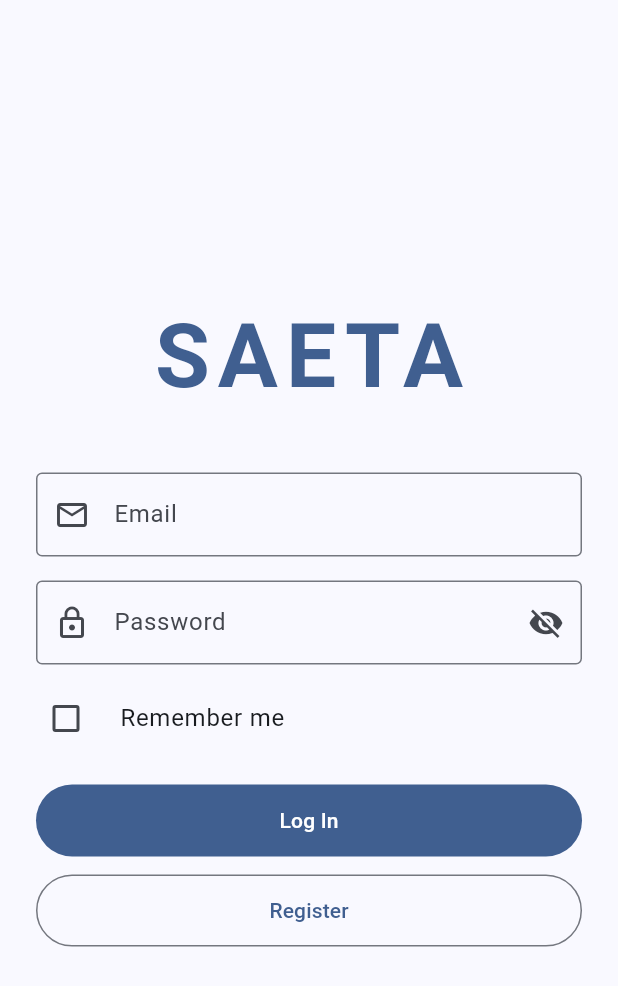
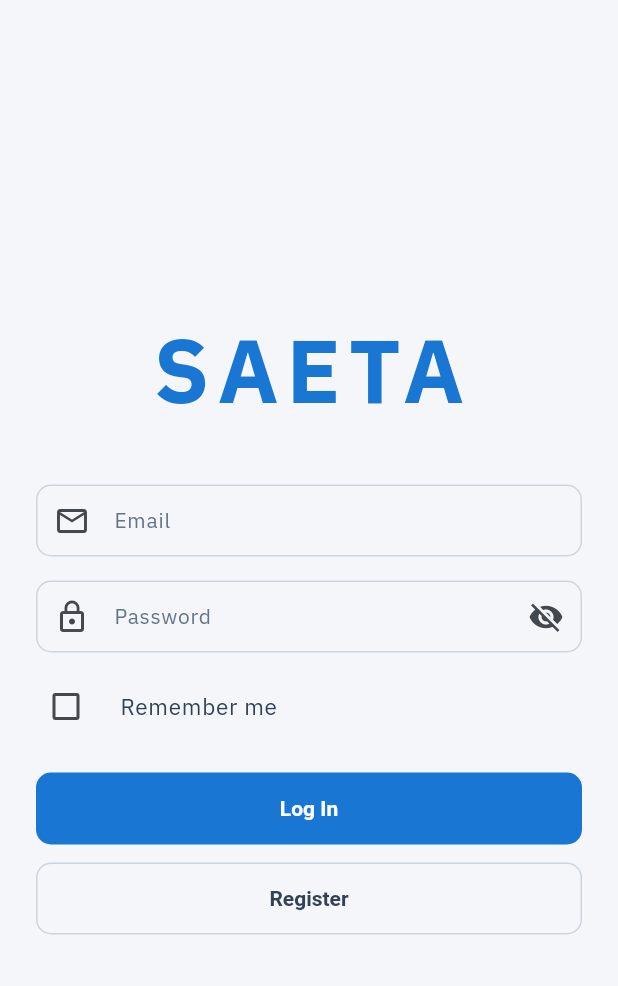
Before and after one commit to roby-dev/saeta_ciudadano_v2, a Flutter app: the screen it shows after launch, on a phone screen of 412 x 824 dp. Shown: the top 986 px of the screen. Run offline on Flutter 3.47's test engine with Material 3 defaults, Android fonts, the phone set to English and light mode, and no system bars; our stand-ins replace dartz, dio, equatable, flutter_bloc, flutter_native_contact_picker, flutter_secure_storage and 6 more; missing offline and left inert: a package; accounts and stored records are empty; network calls fail.

Commit message:
feat(theme): add AppColors/AppTheme foundation with bundled IBM Plex fonts
Bundle IBM Plex Sans (400/500/600/700) and IBM Plex Mono (500) TTFs from
the official IBM/plex GitHub releases (the google/fonts mirror only ships
a variable font), and declare them in pubspec.yaml.

Add lib/core/theme/app_colors.dart (design tokens incl. the 4 alert
state palettes) and lib/core/theme/app_theme.dart (Material 3 ThemeData:
color scheme, text theme, app bar/button/input/card/chip/switch/nav/
snackbar/dialog/bottom sheet themes), wired into app.dart replacing the
seed-generated theme.

```diff
--- a/lib/app.dart
+++ b/lib/app.dart
@@ -7,6 +7,7 @@
 import 'core/network/account_disabled_notifier.dart';
 import 'core/network/session_expired_notifier.dart';
 import 'core/realtime/realtime_service.dart';
+import 'core/theme/app_theme.dart';
 import 'features/auth/domain/entities/user_entity.dart';
 import 'features/auth/presentation/bloc/auth_bloc.dart';
 import 'features/auth/presentation/bloc/auth_state.dart';
@@ -123,12 +124,7 @@
           title: 'Saeta Ciudadano',
           debugShowCheckedModeBanner: false,
           scaffoldMessengerKey: _messengerKey,
-          theme: ThemeData(
-            colorScheme: ColorScheme.fromSeed(
-              seedColor: const Color(0xFF1565C0),
-            ),
-            useMaterial3: true,
-          ),
+          theme: AppTheme.light,
           routerConfig: _router,
         ),
       ),
--- /dev/null
+++ b/lib/core/theme/app_colors.dart
@@ -0,0 +1,101 @@
+import 'package:flutter/material.dart';
+
+/// Color design tokens for the approved redesign canvas ("Frontend v2
+/// palette, pro look"), shared by [AppTheme] and presentation widgets.
+///
+/// See `odd/tasks/ui-redesign.md` ("Design tokens (from saeta-frontend-v2)")
+/// for the source of truth; these are the exact hex values from that
+/// document, not derived/generated shades.
+class AppColors {
+  const AppColors._();
+
+  // Brand
+  static const Color primary = Color(0xFF1976D2);
+  static const Color primaryDark = Color(0xFF1565C0);
+  static const Color primaryTint = Color(0xFFE8F1FB);
+
+  // Text / surfaces
+  static const Color heading = Color(0xFF2B354F);
+  static const Color text = Color(0xFF334155);
+  static const Color muted = Color(0xFF64748B);
+  static const Color border = Color(0xFFE2E8F0);
+  static const Color background = Color(0xFFF4F6F9);
+  static const Color surface = Color(0xFFFFFFFF);
+
+  /// Border for outlined ("secondary") buttons/controls.
+  static const Color secondaryBorder = Color(0xFFCBD5E1);
+
+  // Danger (SOS / send alert)
+  static const Color danger = Color(0xFFE11D48);
+  static const Color dangerTint = Color(0xFFFFE4E6);
+  static const Color dangerTintAlt = Color(0xFFFFF1F2);
+
+  // Alert state palettes (bg / border / text / dot)
+  static const AlertStatePalette pendiente = AlertStatePalette(
+    background: Color(0xFFFFFBEB),
+    border: Color(0xFFFDE68A),
+    text: Color(0xFFB45309),
+    dot: Color(0xFFF59E0B),
+  );
+
+  static const AlertStatePalette enProceso = AlertStatePalette(
+    background: Color(0xFFF0F9FF),
+    border: Color(0xFFBAE6FD),
+    text: Color(0xFF0369A1),
+    dot: Color(0xFF0EA5E9),
+  );
+
+  static const AlertStatePalette resuelta = AlertStatePalette(
+    background: Color(0xFFECFDF5),
+    border: Color(0xFFA7F3D0),
+    text: Color(0xFF047857),
+    dot: Color(0xFF10B981),
+  );
+
+  static const AlertStatePalette cancelada = AlertStatePalette(
+    background: Color(0xFFFFF1F2),
+    border: Color(0xFFFECDD3),
+    text: Color(0xFFBE123C),
+    dot: Color(0xFFF43F5E),
+  );
+
+  /// Fallback for a `stateName` that doesn't match any of the 4 known
+  /// states (see `alertMarkerHue`'s equivalent fallback). Not part of the
+  /// canvas's explicit token list; a neutral slate style consistent with
+  /// [muted]/[border].
+  static const AlertStatePalette neutral = AlertStatePalette(
+    background: Color(0xFFF1F5F9),
+    border: Color(0xFFCBD5E1),
+    text: Color(0xFF475569),
+    dot: Color(0xFF94A3B8),
+  );
+}
+
+/// One state's colors: chip/pill background, border, text and status dot.
+@immutable
+class AlertStatePalette {
+  const AlertStatePalette({
+    required this.background,
+    required this.border,
+    required this.text,
+    required this.dot,
+  });
+
+  final Color background;
+  final Color border;
+  final Color text;
+  final Color dot;
+
+  @override
+  bool operator ==(Object other) =>
+      identical(this, other) ||
+      other is AlertStatePalette &&
+          runtimeType == other.runtimeType &&
+          background == other.background &&
+          border == other.border &&
+          text == other.text &&
+          dot == other.dot;
+
+  @override
+  int get hashCode => Object.hash(background, border, text, dot);
+}
--- /dev/null
+++ b/lib/core/theme/app_theme.dart
@@ -0,0 +1,328 @@
+import 'package:flutter/material.dart';
+import 'app_colors.dart';
+
+/// Corner radii from the approved redesign canvas.
+class AppRadii {
+  const AppRadii._();
+
+  /// Regular cards (`SectionCard`, `AlertCard`, list tiles).
+  static const double card = 12.0;
+
+  /// Hero cards (SOS circle container, summary cards) with the soft shadow
+  /// `0 4 16 rgba(43,53,79,.10)`.
+  static const double heroCard = 16.0;
+
+  /// Buttons and inputs.
+  static const double control = 10.0;
+}
+
+/// Fixed sizes from the approved redesign canvas.
+class AppDimens {
+  const AppDimens._();
+
+  /// Buttons/inputs height.
+  static const double controlHeight = 48.0;
+
+  /// Minimum touch target (accessibility floor for tappable controls).
+  static const double minTouchTarget = 44.0;
+
+  /// Bottom navigation bar height and its active-item top indicator bar.
+  static const double bottomNavHeight = 64.0;
+  static const double bottomNavIndicatorThickness = 3.0;
+}
+
+/// Bundled font families (see `assets/fonts/`, declared in `pubspec.yaml`).
+class AppFonts {
+  const AppFonts._();
+
+  /// UI copy (headings, body, buttons, inputs).
+  static const String sans = 'IBM Plex Sans';
+
+  /// Coordinates, phone numbers and IDs.
+  static const String mono = 'IBM Plex Mono';
+
+  /// Convenience style for [mono] text; `ThemeData.textTheme` only carries
+  /// one default font family ([sans]), so callers apply this explicitly on
+  /// the specific coordinate/phone/ID text.
+  static const TextStyle monoLabel = TextStyle(
+    fontFamily: mono,
+    fontWeight: FontWeight.w500,
+  );
+}
+
+/// `ThemeData` for the approved redesign canvas ("Frontend v2 palette, pro
+/// look"). Material 3; colors/typography/radii come from [AppColors],
+/// [AppRadii] and [AppFonts] so every screen restyle reuses the same tokens.
+class AppTheme {
+  const AppTheme._();
+
+  static ThemeData get light {
+    final colorScheme = ColorScheme.fromSeed(
+      seedColor: AppColors.primary,
+      brightness: Brightness.light,
+    ).copyWith(
+      primary: AppColors.primary,
+      onPrimary: Colors.white,
+      primaryContainer: AppColors.primaryTint,
+      onPrimaryContainer: AppColors.primaryDark,
+      secondary: AppColors.primaryDark,
+      onSecondary: Colors.white,
+      error: AppColors.danger,
+      onError: Colors.white,
+      errorContainer: AppColors.dangerTint,
+      onErrorContainer: AppColors.danger,
+      surface: AppColors.surface,
+      onSurface: AppColors.text,
+      outline: AppColors.border,
+      outlineVariant: AppColors.secondaryBorder,
+    );
+
+    final inputBorder = OutlineInputBorder(
+      borderRadius: BorderRadius.circular(AppRadii.control),
+      borderSide: const BorderSide(color: AppColors.secondaryBorder),
+    );
+
+    const buttonMinimumSize = Size.fromHeight(AppDimens.controlHeight);
+    final buttonShape = RoundedRectangleBorder(
+      borderRadius: BorderRadius.circular(AppRadii.control),
+    );
+    const buttonTextStyle = TextStyle(fontWeight: FontWeight.w600);
+
+    return ThemeData(
+      useMaterial3: true,
+      colorScheme: colorScheme,
+      scaffoldBackgroundColor: AppColors.background,
+      fontFamily: AppFonts.sans,
+      textTheme: _textTheme,
+      dividerColor: AppColors.border,
+      appBarTheme: const AppBarTheme(
+        backgroundColor: AppColors.primary,
+        foregroundColor: Colors.white,
+        elevation: 0,
+        centerTitle: false,
+        titleTextStyle: TextStyle(
+          fontFamily: AppFonts.sans,
+          fontSize: 18,
+          fontWeight: FontWeight.w600,
+          color: Colors.white,
+        ),
+        iconTheme: IconThemeData(color: Colors.white),
+      ),
+      filledButtonTheme: FilledButtonThemeData(
+        style: FilledButton.styleFrom(
+          backgroundColor: AppColors.primary,
+          foregroundColor: Colors.white,
+          disabledBackgroundColor: AppColors.muted,
+          minimumSize: buttonMinimumSize,
+          shape: buttonShape,
+          textStyle: buttonTextStyle,
+        ),
+      ),
+      elevatedButtonTheme: ElevatedButtonThemeData(
+        style: ElevatedButton.styleFrom(
+          backgroundColor: AppColors.primary,
+          foregroundColor: Colors.white,
+          disabledBackgroundColor: AppColors.muted,
+          minimumSize: buttonMinimumSize,
+          shape: buttonShape,
+          elevation: 0,
+          textStyle: buttonTextStyle,
+        ),
+      ),
+      outlinedButtonTheme: OutlinedButtonThemeData(
+        style: OutlinedButton.styleFrom(
+          foregroundColor: AppColors.text,
+          minimumSize: buttonMinimumSize,
+          shape: buttonShape,
+          side: const BorderSide(color: AppColors.secondaryBorder),
+          textStyle: buttonTextStyle,
+        ),
+      ),
+      textButtonTheme: TextButtonThemeData(
+        style: TextButton.styleFrom(
+          foregroundColor: AppColors.primary,
+          minimumSize: buttonMinimumSize,
+          shape: buttonShape,
+          textStyle: buttonTextStyle,
+        ),
+      ),
+      inputDecorationTheme: InputDecorationTheme(
+        filled: true,
+        fillColor: AppColors.surface,
+        border: inputBorder,
+        enabledBorder: inputBorder,
+        focusedBorder: inputBorder.copyWith(
+          borderSide: const BorderSide(color: AppColors.primary, width: 1.5),
+        ),
+        errorBorder: inputBorder.copyWith(
+          borderSide: const BorderSide(color: AppColors.danger),
+        ),
+        focusedErrorBorder: inputBorder.copyWith(
+          borderSide: const BorderSide(color: AppColors.danger, width: 1.5),
+        ),
+        contentPadding:
+            const EdgeInsets.symmetric(horizontal: 16, vertical: 12),
+        hintStyle: const TextStyle(color: AppColors.muted, fontSize: 14),
+        labelStyle: const TextStyle(color: AppColors.muted, fontSize: 14),
+      ),
+      cardTheme: CardThemeData(
+        color: AppColors.surface,
+        elevation: 0,
+        margin: EdgeInsets.zero,
+        clipBehavior: Clip.antiAlias,
+        shape: RoundedRectangleBorder(
+          borderRadius: BorderRadius.circular(AppRadii.card),
+          side: const BorderSide(color: AppColors.border),
+        ),
+      ),
+      chipTheme: const ChipThemeData(
+        backgroundColor: AppColors.background,
+        labelStyle: TextStyle(
+          color: AppColors.text,
+          fontSize: 12,
+          fontWeight: FontWeight.w600,
+        ),
+        side: BorderSide(color: AppColors.border),
+        shape: StadiumBorder(),
+        padding: EdgeInsets.symmetric(horizontal: 10, vertical: 6),
+      ),
+      switchTheme: SwitchThemeData(
+        thumbColor: WidgetStateProperty.resolveWith((states) {
+          if (states.contains(WidgetState.selected)) return AppColors.primary;
+          return AppColors.surface;
+        }),
+        trackColor: WidgetStateProperty.resolveWith((states) {
+          if (states.contains(WidgetState.selected)) {
+            return AppColors.primaryTint;
+          }
+          return AppColors.border;
+        }),
+      ),
+      navigationBarTheme: NavigationBarThemeData(
+        backgroundColor: AppColors.surface,
+        indicatorColor: Colors.transparent,
+        elevation: 0,
+        height: AppDimens.bottomNavHeight,
+        labelTextStyle: WidgetStateProperty.resolveWith((states) {
+          final selected = states.contains(WidgetState.selected);
+          return TextStyle(
+            fontFamily: AppFonts.sans,
+            fontSize: 12,
+            fontWeight: selected ? FontWeight.w600 : FontWeight.w400,
+            color: selected ? AppColors.primary : AppColors.muted,
+          );
+        }),
+        iconTheme: WidgetStateProperty.resolveWith((states) {
+          final selected = states.contains(WidgetState.selected);
+          return IconThemeData(
+            color: selected ? AppColors.primary : AppColors.muted,
+          );
+        }),
+      ),
+      bottomNavigationBarTheme: const BottomNavigationBarThemeData(
+        backgroundColor: AppColors.surface,
+        selectedItemColor: AppColors.primary,
+        unselectedItemColor: AppColors.muted,
+        type: BottomNavigationBarType.fixed,
+        elevation: 0,
+      ),
+      snackBarTheme: SnackBarThemeData(
+        backgroundColor: AppColors.heading,
+        contentTextStyle: const TextStyle(color: Colors.white),
+        behavior: SnackBarBehavior.floating,
+        shape: RoundedRectangleBorder(
+          borderRadius: BorderRadius.circular(AppRadii.control),
+        ),
+      ),
+      dialogTheme: DialogThemeData(
+        backgroundColor: AppColors.surface,
+        shape: RoundedRectangleBorder(
+          borderRadius: BorderRadius.circular(AppRadii.card),
+        ),
+        titleTextStyle: const TextStyle(
+          fontFamily: AppFonts.sans,
+          fontSize: 18,
+          fontWeight: FontWeight.w600,
+          color: AppColors.heading,
+        ),
+        contentTextStyle: const TextStyle(
+          fontFamily: AppFonts.sans,
+          fontSize: 14,
+          color: AppColors.text,
+        ),
+      ),
+      bottomSheetTheme: const BottomSheetThemeData(
+        backgroundColor: AppColors.surface,
+        modalBackgroundColor: AppColors.surface,
+        shape: RoundedRectangleBorder(
+          borderRadius: BorderRadius.vertical(
+            top: Radius.circular(AppRadii.heroCard),
+          ),
+        ),
+      ),
+      dividerTheme: const DividerThemeData(
+        color: AppColors.border,
+        thickness: 1,
+        space: 1,
+      ),
+    );
+  }
+
+  static const TextTheme _textTheme = TextTheme(
+    headlineSmall: TextStyle(
+      fontFamily: AppFonts.sans,
+      fontSize: 20,
+      fontWeight: FontWeight.w600,
+      color: AppColors.heading,
+    ),
+    titleLarge: TextStyle(
+      fontFamily: AppFonts.sans,
+      fontSize: 18,
+      fontWeight: FontWeight.w600,
+      color: AppColors.heading,
+    ),
+    titleMedium: TextStyle(
+      fontFamily: AppFonts.sans,
+      fontSize: 16,
+      fontWeight: FontWeight.w600,
+      color: AppColors.heading,
+    ),
+    titleSmall: TextStyle(
+      fontFamily: AppFonts.sans,
+      fontSize: 14,
+      fontWeight: FontWeight.w600,
+      color: AppColors.heading,
+    ),
+    bodyLarge: TextStyle(
+      fontFamily: AppFonts.sans,
+      fontSize: 15,
+      color: AppColors.text,
+    ),
+    bodyMedium: TextStyle(
+      fontFamily: AppFonts.sans,
+      fontSize: 14,
+      color: AppColors.text,
+    ),
+    bodySmall: TextStyle(
+      fontFamily: AppFonts.sans,
+      fontSize: 13,
+      color: AppColors.muted,
+    ),
+    labelLarge: TextStyle(
+      fontFamily: AppFonts.sans,
+      fontSize: 14,
+      fontWeight: FontWeight.w600,
+      color: AppColors.text,
+    ),
+    labelMedium: TextStyle(
+      fontFamily: AppFonts.sans,
+      fontSize: 13,
+      color: AppColors.muted,
+    ),
+    labelSmall: TextStyle(
+      fontFamily: AppFonts.sans,
+      fontSize: 12,
+      color: AppColors.muted,
+    ),
+  );
+}
```
Also changed, not shown: assets/fonts/OFL.txt (added, +92 -0 lines), pubspec.yaml (+15 -0 lines), assets/fonts/IBMPlexMono-Medium.ttf (added), assets/fonts/IBMPlexSans-Bold.ttf (added), assets/fonts/IBMPlexSans-Medium.ttf (added), assets/fonts/IBMPlexSans-Regular.ttf (added), assets/fonts/IBMPlexSans-SemiBold.ttf (added), 3 other files.
